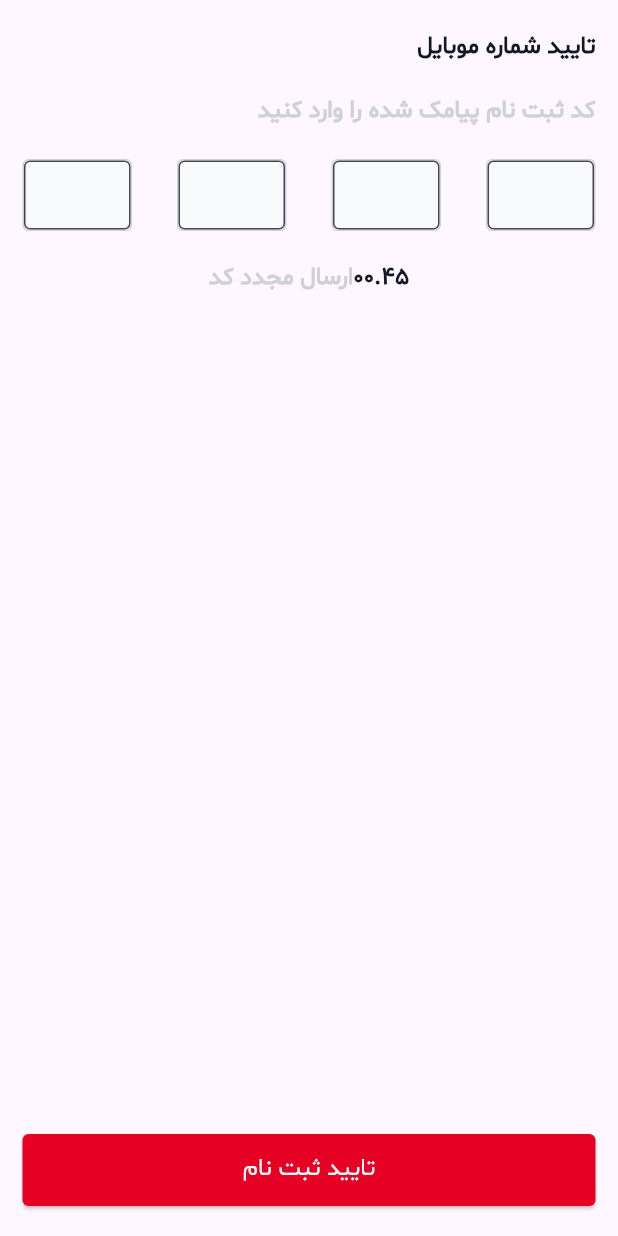
After one commit to mehdishamekhi/divar_ui, a Flutter app: the screen it shows after launch, on a phone screen of 412 x 824 dp. The commit adds this screen. Run offline on Flutter 3.47's test engine with Material 3 defaults, Android fonts, the phone set to English and light mode, and no system bars; our stand-ins replace dotted_line.

Commit message:
complete login and signup

```diff
--- a/lib/main.dart
+++ b/lib/main.dart
@@ -1,7 +1,11 @@
 import 'package:divar_ui/screen/add_page.dart';
 import 'package:divar_ui/screen/home_screen.dart';
 import 'package:divar_ui/screen/item_detail.dart';
+import 'package:divar_ui/screen/login1.dart';
+import 'package:divar_ui/screen/login2.dart';
 import 'package:divar_ui/screen/profile_screen.dart';
+import 'package:divar_ui/screen/signup1.dart';
+import 'package:divar_ui/screen/signup2.dart';
 import 'package:flutter/material.dart';
 
 void main() {
@@ -15,7 +19,7 @@ class MyApp extends StatelessWidget {
   Widget build(BuildContext context) {
     return MaterialApp(
       debugShowCheckedModeBanner: false,
-      home: ItemDetailScreen(),
+      home: Siginup2(),
     );
   }
 }
--- /dev/null
+++ b/lib/screen/signup2.dart
@@ -0,0 +1,114 @@
+import 'package:divar_ui/util/colors.dart';
+import 'package:divar_ui/widgets/red_bottom.dart';
+import 'package:divar_ui/widgets/textfield.dart';
+import 'package:flutter/material.dart';
+
+class Siginup2 extends StatelessWidget {
+  const Siginup2({super.key});
+
+  @override
+  Widget build(BuildContext context) {
+    return const Directionality(
+      textDirection: TextDirection.rtl,
+      child: Scaffold(
+        body: SafeArea(
+          child: Padding(
+            padding: EdgeInsets.symmetric(
+              vertical: 20,
+              horizontal: 15,
+            ),
+            child: Column(
+              crossAxisAlignment: CrossAxisAlignment.start,
+              children: [
+                Text(
+                  'تایید شماره موبایل',
+                  style: TextStyle(
+                    fontSize: 16,
+                    fontFamily: 'shabnam',
+                    color: AppColor.black,
+                    fontWeight: FontWeight.bold,
+                  ),
+                ),
+                Padding(
+                  padding: EdgeInsets.symmetric(vertical: 20),
+                  child: Text(
+                    'کد ثبت نام پیامک شده را وارد کنید',
+                    style: TextStyle(
+                      fontSize: 16,
+                      fontFamily: 'shabnam',
+                      color: AppColor.grey,
+                      fontWeight: FontWeight.bold,
+                    ),
+                  ),
+                ),
+                Row(
+                  mainAxisAlignment: MainAxisAlignment.spaceBetween,
+                  children: [
+                    Textfieldcontainer(
+                      height: 48,
+                      width: 73,
+                      radius: 4,
+                      hinttext: '',
+                    ),
+                    Textfieldcontainer(
+                      height: 48,
+                      width: 73,
+                      radius: 4,
+                      hinttext: '',
+                    ),
+                    Textfieldcontainer(
+                      height: 48,
+                      width: 73,
+                      radius: 4,
+                      hinttext: '',
+                    ),
+                    Textfieldcontainer(
+                      height: 48,
+                      width: 73,
+                      radius: 4,
+                      hinttext: '',
+                    ),
+                  ],
+                ),
+                Padding(
+                  padding: EdgeInsets.symmetric(vertical: 20),
+                  child: Row(
+                    mainAxisAlignment: MainAxisAlignment.center,
+                    children: [
+                      Text(
+                        '۰۰.۴۵',
+                        style: TextStyle(
+                          fontSize: 16,
+                          fontFamily: 'shabnam',
+                          color: AppColor.black,
+                          fontWeight: FontWeight.bold,
+                        ),
+                      ),
+                      Text(
+                        'ارسال مجدد کد',
+                        style: TextStyle(
+                          fontSize: 16,
+                          fontFamily: 'shabnam',
+                          color: AppColor.grey,
+                          fontWeight: FontWeight.bold,
+                        ),
+                      ),
+                    ],
+                  ),
+                ),
+                Spacer(),
+                RedBottom(
+                  radius: 4,
+                  width: double.infinity,
+                  height: 48,
+                  topic: 'تایید ثبت نام',
+                  fontsize: 16,
+                ),
+              ],
+            ),
+          ),
+        ),
+      ),
+    );
+  }
+}
--- a/lib/widgets/red_bottom_icon.dart
+++ b/lib/widgets/red_bottom_icon.dart
@@ -30,13 +30,16 @@ class RedBottomicon extends StatelessWidget {
         ),
         onPressed: () {},
         child: Row(
+          mainAxisAlignment: MainAxisAlignment.center,
           children: [
             Image.asset(
               icon,
               height: 24,
               width: 24,
             ),
-            const Spacer(),
+            const SizedBox(
+              width: 10,
+            ),
             Text(
               topic,
               style: TextStyle(
--- a/lib/widgets/textfield.dart
+++ b/lib/widgets/textfield.dart
@@ -5,13 +5,14 @@ class Textfieldcontainer extends StatefulWidget {
   final double height;
   final double width;
   final double radius;
+  final String hinttext;
 
-  const Textfieldcontainer({
-    super.key,
-    required this.height,
-    required this.width,
-    required this.radius,
-  });
+  const Textfieldcontainer(
+      {super.key,
+      required this.height,
+      required this.width,
+      required this.radius,
+      required this.hinttext});
 
   @override
   State<Textfieldcontainer> createState() => _TextfieldcontainerState();
@@ -31,10 +32,20 @@ class _TextfieldcontainerState extends State<Textfieldcontainer> {
       height: widget.height,
       width: widget.width,
       decoration: BoxDecoration(
-        borderRadius: BorderRadius.circular(widget.radius),
-      ),
+          borderRadius: BorderRadius.circular(widget.radius),
+          border: Border.all(
+            width: 1,
+            color: AppColor.grey,
+          )),
       child: TextField(
         decoration: InputDecoration(
+          hintText: widget.hinttext,
+          hintStyle: const TextStyle(
+            fontSize: 16,
+            fontFamily: 'shabnam',
+            color: AppColor.grey,
+            fontWeight: FontWeight.bold,
+          ),
           filled: true,
           fillColor: _focusNode.hasFocus
               ? AppColor.greyforground
```
Also changed, not shown: lib/screen/login1.dart (added, +100 -0 lines), lib/screen/login2.dart (added, +114 -0 lines), lib/screen/signup1.dart (added, +109 -0 lines), assets/images/loginframe.png (added).
